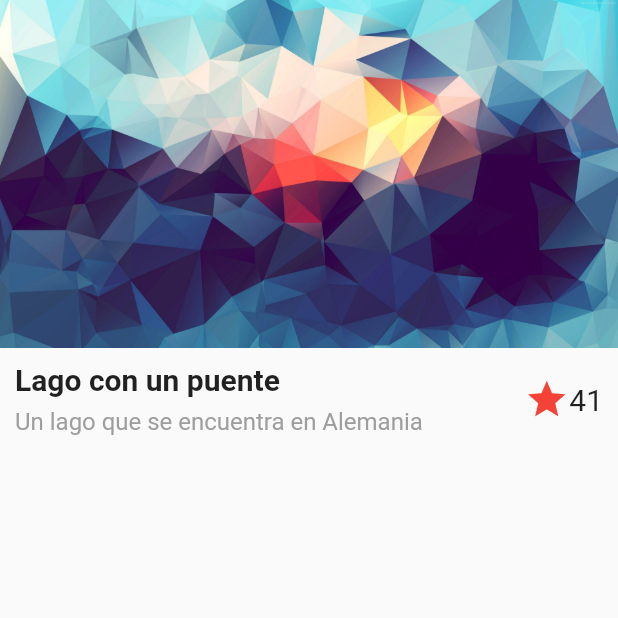
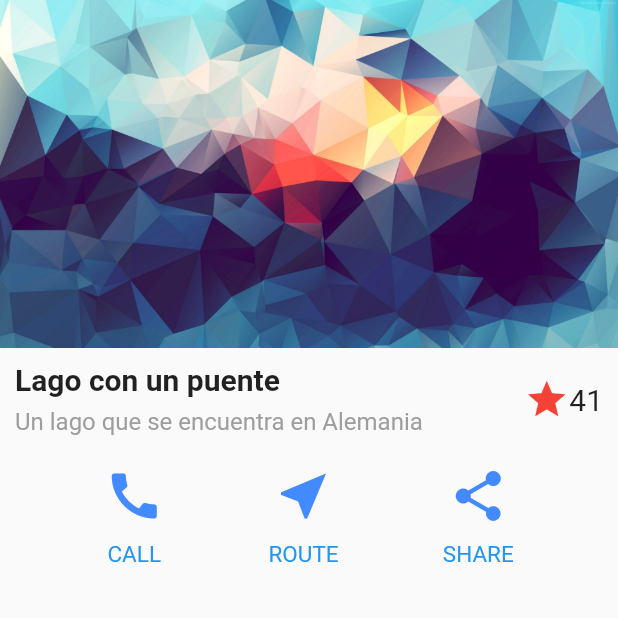
Before and after one commit to e-melara/flutter_desing, a Flutter app: the screen it shows after launch, on a phone screen of 412 x 824 dp, the top half of it. Run offline on Flutter 3.47's test engine with Material 2 defaults, Android fonts, the phone set to English and light mode, and no system bars.

Commit message:
implementacion widget accion_item

```diff
--- a/lib/src/page/Basico/basico_page.dart
+++ b/lib/src/page/Basico/basico_page.dart
@@ -1,4 +1,6 @@
 import 'package:flutter/material.dart';
+
+import 'widgets/accion_item.dart';
 
 class BasicoPage extends StatelessWidget {
   final styleTitle = TextStyle(fontSize: 20.0, fontWeight: FontWeight.bold);
@@ -29,6 +31,15 @@ class BasicoPage extends StatelessWidget {
       ),
     );
 
+    final acciones = Row(
+      mainAxisAlignment: MainAxisAlignment.spaceEvenly,
+      children: <Widget>[
+        AccionItem(title: 'CALL', iconData: Icons.call),
+        AccionItem(title: 'ROUTE', iconData: Icons.near_me),
+        AccionItem(title: 'SHARE', iconData: Icons.share),
+      ],
+    );
+
     return Scaffold(
       body: Column(
         children: <Widget>[
@@ -39,6 +50,8 @@ class BasicoPage extends StatelessWidget {
             ),
           ),
           textWidget,
+          SizedBox(height: 10.0),
+          acciones,
         ],
       ),
     );
```
